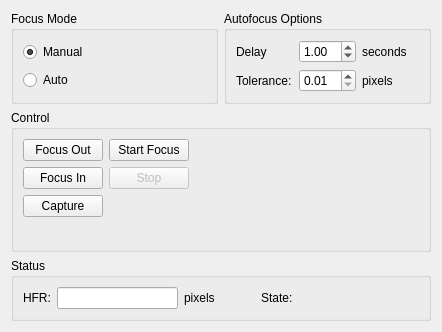
First picture: the form in kstars/ekos/focus.ui, repository KDE/kstars, before the edit.
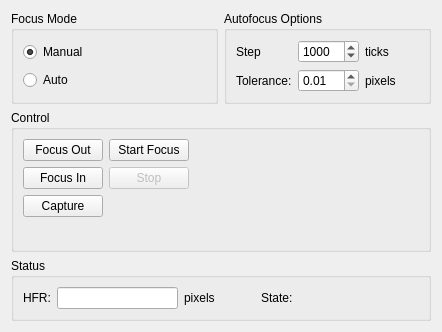
Second picture: the form after the edit.

Commit message: Waiting until focuser moves to actual position before proceeding

What changed in the file:
```diff
--- a/kstars/ekos/focus.ui
+++ b/kstars/ekos/focus.ui
@@ -59,7 +59,7 @@
              <string>Delay between two consequetive focus images</string>
             </property>
             <property name="text">
-             <string>Delay</string>
+             <string>Step</string>
             </property>
            </widget>
           </item>
@@ -75,21 +75,18 @@
         <item>
          <layout class="QVBoxLayout" name="verticalLayout_6">
           <item>
-           <widget class="QDoubleSpinBox" name="delayIN">
-            <property name="enabled">
-             <bool>true</bool>
-            </property>
+           <widget class="QSpinBox" name="stepIN">
             <property name="minimum">
-             <double>0.500000000000000</double>
+             <number>1</number>
             </property>
             <property name="maximum">
-             <double>30.000000000000000</double>
+             <number>10000</number>
             </property>
             <property name="singleStep">
-             <double>0.500000000000000</double>
+             <number>100</number>
             </property>
             <property name="value">
-             <double>1.000000000000000</double>
+             <number>1000</number>
             </property>
            </widget>
           </item>
@@ -116,7 +113,7 @@
           <item>
            <widget class="QLabel" name="label_3">
             <property name="text">
-             <string>seconds</string>
+             <string>ticks</string>
             </property>
            </widget>
           </item>
```
The commit also changes 2 other files.
